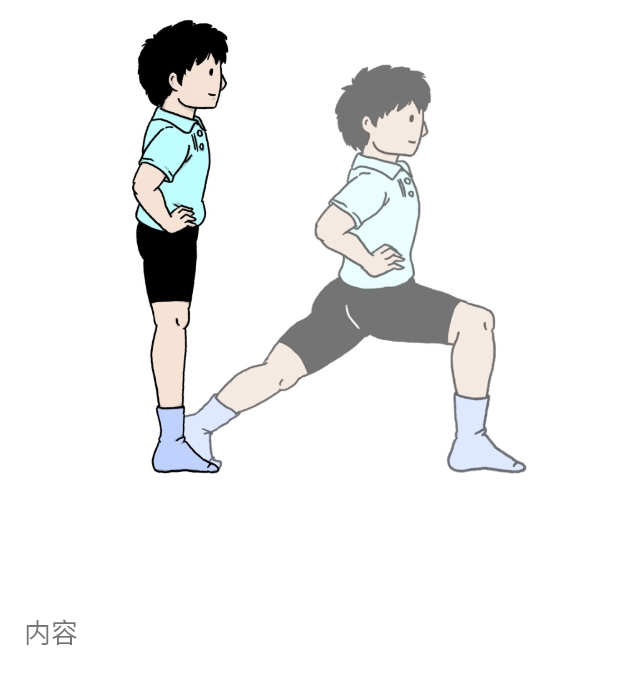
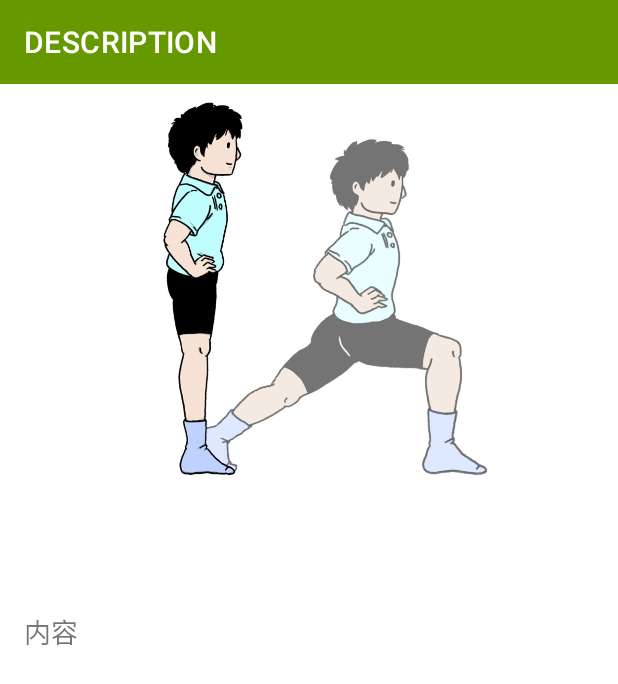
Before and after one commit to itc-s21005/MuscleTraining, an Android app: the layout activity_menu_description.xml on its own in the app's theme, with its tools: preview values and no code run, on a phone screen of 412 x 824 dp. Shown: the top 684 px of the screen. Run offline under Robolectric (Android 15) with nearby library versions, the phone set to English and light mode, and no system bars.

Commit message:
Activityの名前変更

```diff
--- a/app/src/main/res/layout/activity_main4.xml
+++ b/app/src/main/res/layout/activity_menu_description.xml
@@ -5,6 +5,33 @@
     android:layout_width="match_parent"
     android:layout_height="match_parent"
     tools:context=".MainActivity4">
+
+    <androidx.appcompat.widget.Toolbar
+        android:id="@+id/desc_toolbar"
+        android:layout_width="match_parent"
+        android:layout_height="?attr/actionBarSize"
+        android:background="@android:color/holo_green_dark"
+        app:layout_constraintEnd_toEndOf="parent"
+        app:layout_constraintHorizontal_bias="1.0"
+        app:layout_constraintStart_toStartOf="parent"
+        app:layout_constraintTop_toTopOf="parent"
+        app:title="DESCRIPTION"
+        app:titleTextColor="@color/white" />
+
+    <ImageView
+        android:id="@+id/training_image"
+        android:layout_width="0dp"
+        android:layout_height="0dp"
+        android:layout_marginStart="8dp"
+        android:layout_marginTop="8dp"
+        android:layout_marginEnd="8dp"
+        android:layout_marginBottom="8dp"
+        android:scaleType="centerInside"
+        app:layout_constraintBottom_toTopOf="@+id/guideline6"
+        app:layout_constraintEnd_toEndOf="parent"
+        app:layout_constraintStart_toStartOf="parent"
+        app:layout_constraintTop_toBottomOf="@+id/desc_toolbar"
+        tools:srcCompat="@drawable/m1" />
 
     <ScrollView
         android:layout_width="0dp"
@@ -28,21 +55,7 @@
             android:textSize="18sp" />
     </ScrollView>
 
-    <ImageView
-        android:id="@+id/training_image"
-        android:layout_width="0dp"
-        android:layout_height="0dp"
-        android:layout_marginStart="8dp"
-        android:layout_marginTop="8dp"
-        android:layout_marginEnd="8dp"
-        android:layout_marginBottom="8dp"
-        android:scaleType="centerInside"
-        app:layout_constraintBottom_toTopOf="@+id/guideline6"
-        app:layout_constraintEnd_toEndOf="parent"
-        app:layout_constraintHorizontal_bias="1.0"
-        app:layout_constraintStart_toStartOf="parent"
-        app:layout_constraintTop_toTopOf="parent"
-        tools:srcCompat="@drawable/m1" />
+
 
     <androidx.constraintlayout.widget.Guideline
         android:id="@+id/guideline6"
--- a/app/src/main/res/layout/row.xml
+++ b/app/src/main/res/layout/row.xml
@@ -3,13 +3,15 @@
     xmlns:app="http://schemas.android.com/apk/res-auto"
     xmlns:tools="http://schemas.android.com/tools"
     android:layout_width="match_parent"
-    android:layout_height="wrap_content">
+    android:layout_height="wrap_content"
+    android:background="@drawable/border">
 
     <TextView
         android:id="@+id/menu"
         android:layout_width="wrap_content"
         android:layout_height="wrap_content"
         android:layout_marginStart="24dp"
+        android:layout_marginTop="16dp"
         android:text="シットアップ"
         android:textSize="20sp"
         app:layout_constraintStart_toStartOf="parent"
@@ -20,7 +22,7 @@
         android:layout_width="wrap_content"
         android:layout_height="wrap_content"
         android:layout_marginStart="24dp"
-        android:layout_marginBottom="24dp"
+        android:layout_marginBottom="16dp"
         android:text="YYYY/MM/DD"
         app:layout_constraintBottom_toBottomOf="parent"
         app:layout_constraintStart_toStartOf="parent"
--- a/app/src/main/res/values/themes.xml
+++ b/app/src/main/res/values/themes.xml
@@ -1,6 +1,6 @@
 <resources xmlns:tools="http://schemas.android.com/tools">
     <!-- Base application theme. -->
-    <style name="Theme.MuscleTraining" parent="Theme.MaterialComponents.DayNight.DarkActionBar">
+    <style name="Theme.MuscleTraining" parent="Theme.MaterialComponents.DayNight.NoActionBar">
         <!-- Primary brand color. -->
         <item name="colorPrimary">@color/purple_500</item>
         <item name="colorPrimaryVariant">@color/purple_700</item>
@@ -13,8 +13,8 @@
         <item name="android:statusBarColor" tools:targetApi="l">?attr/colorPrimaryVariant</item>
         <!-- Customize your theme here. -->
 
-        <item name="windowNoTitle">true</item>
-        <item name="windowActionBar">false</item>
+        <!--<item name="windowNoTitle">true</item>
+        <item name="windowActionBar">false</item>-->
         <item name="android:windowFullscreen">true</item>
         <item name="android:windowContentOverlay">@null</item>
     </style>
```
Also changed, not shown: app/src/main/AndroidManifest.xml (+4 -5 lines), app/src/main/java/jp/ac/it_college/std/s20001/muscletraining/MainActivity.kt (+8 -4 lines), app/src/main/java/jp/ac/it_college/std/s20001/muscletraining/MainActivity2.kt (deleted, +0 -33 lines), app/src/main/java/jp/ac/it_college/std/s20001/muscletraining/MenuActivity.kt (renamed from app/src/main/java/jp/ac/it_college/std/s20001/muscletraining/MainActivity3.kt, +28 -11 lines), app/src/main/java/jp/ac/it_college/std/s20001/muscletraining/MenuDescriptionActivity.kt (renamed from app/src/main/java/jp/ac/it_college/std/s20001/muscletraining/MainActivity4.kt, +22 -6 lines), app/src/main/java/jp/ac/it_college/std/s20001/muscletraining/RecordActivity.kt (+17 -1 lines), app/src/main/java/jp/ac/it_college/std/s20001/muscletraining/SelectActivity.kt (added, +53 -0 lines), app/src/main/res/drawable/border.xml (added, +7 -0 lines), app/src/main/res/layout/activity_menu.xml (renamed from app/src/main/res/layout/activity_main3.xml, +14 -3 lines), app/src/main/res/layout/activity_record.xml (+14 -3 lines), app/src/main/res/layout/activity_select.xml (renamed from app/src/main/res/layout/activity_main2.xml, +17 -4 lines).
